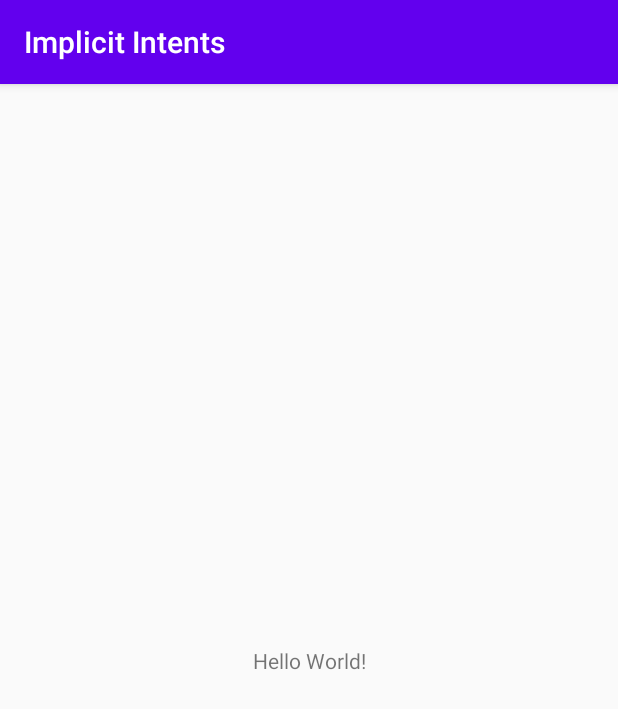
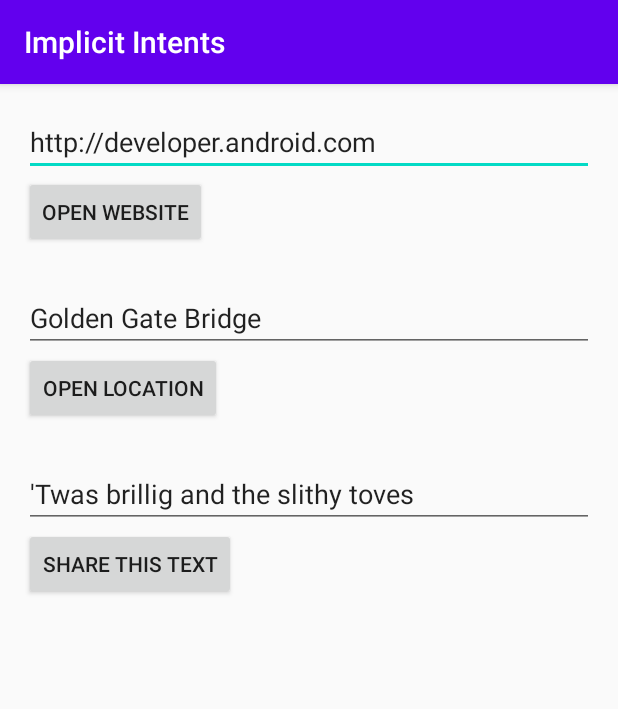
Before and after one commit to Simaha/Implicit-Intents, an Android app: the screen it shows after launch (MainActivity), on a phone screen of 412 x 824 dp. Shown: the top 709 px of the screen. Run offline under Robolectric (Android 15) with nearby library versions, the phone set to English and light mode, and no system bars.

Commit message:
Get text to open URL

```diff
--- a/app/src/main/java/com/example/implicitintents/MainActivity.java
+++ b/app/src/main/java/com/example/implicitintents/MainActivity.java
@@ -2,13 +2,39 @@ package com.example.implicitintents;
 
 import androidx.appcompat.app.AppCompatActivity;
 
+import android.content.Intent;
+import android.net.Uri;
 import android.os.Bundle;
+import android.util.Log;
+import android.view.View;
+import android.widget.EditText;
 
 public class MainActivity extends AppCompatActivity {
 
+    private EditText mWebsiteEditText;
     @Override
     protected void onCreate(Bundle savedInstanceState) {
         super.onCreate(savedInstanceState);
         setContentView(R.layout.activity_main);
+
+        //Find the Website EditText ID
+        mWebsiteEditText = findViewById(R.id.website_edittext);
+    }
+
+    public void openWebsite(View view) {
+        //Get the URL text
+        String url = mWebsiteEditText.getText().toString();
+
+        //Parse the URI and create the intent
+        Uri webpage = Uri.parse(url);
+        Intent intent = new Intent(Intent.ACTION_VIEW, webpage);
+
+        // Find an activity to hand the intent and start that activity.
+        if (intent.resolveActivity(getPackageManager()) != null) {
+            startActivity(intent);
+        }else {
+            Log.d("Implicit Intents", "Can't handle this!");
+        }
+
     }
 }
--- a/app/src/main/res/layout/activity_main.xml
+++ b/app/src/main/res/layout/activity_main.xml
@@ -1,18 +1,51 @@
 <?xml version="1.0" encoding="utf-8"?>
-<androidx.constraintlayout.widget.ConstraintLayout xmlns:android="http://schemas.android.com/apk/res/android"
-    xmlns:app="http://schemas.android.com/apk/res-auto"
-    xmlns:tools="http://schemas.android.com/tools"
+<LinearLayout
+    xmlns:android="http://schemas.android.com/apk/res/android"
+    android:orientation="vertical"
     android:layout_width="match_parent"
     android:layout_height="match_parent"
-    tools:context=".MainActivity">
+    android:padding="16dp">
 
-    <TextView
+    <EditText
+        android:id="@+id/website_edittext"
+        android:layout_width="match_parent"
+        android:layout_height="wrap_content"
+        android:text="@string/edittext_uri"/>
+
+    <Button
+        android:id="@+id/open_website_button"
         android:layout_width="wrap_content"
         android:layout_height="wrap_content"
-        android:text="Hello World!"
-        app:layout_constraintBottom_toBottomOf="parent"
-        app:layout_constraintLeft_toLeftOf="parent"
-        app:layout_constraintRight_toRightOf="parent"
-        app:layout_constraintTop_toTopOf="parent" />
+        android:layout_marginBottom="24dp"
+        android:text="@string/button_uri"
+        android:onClick="openWebsite"/>
 
-</androidx.constraintlayout.widget.ConstraintLayout>
+    <EditText
+        android:id="@+id/location_edittext"
+        android:layout_width="match_parent"
+        android:layout_height="wrap_content"
+        android:text="@string/edittext_loc"/>
+
+    <Button
+        android:id="@+id/open_location_button"
+        android:layout_width="wrap_content"
+        android:layout_height="wrap_content"
+        android:layout_marginBottom="24dp"
+        android:text="@string/button_loc"
+        android:onClick="openLocation"/>
+
+    <EditText
+        android:id="@+id/share_edittext"
+        android:layout_width="match_parent"
+        android:layout_height="wrap_content"
+        android:text="@string/edittext_share"/>
+
+    <Button
+        android:id="@+id/share_text_button"
+        android:layout_width="wrap_content"
+        android:layout_height="wrap_content"
+        android:layout_marginBottom="24dp"
+        android:text="@string/button_share"
+        android:onClick="shareText"/>
+
+</LinearLayout>
--- a/app/src/main/res/values/strings.xml
+++ b/app/src/main/res/values/strings.xml
@@ -1,3 +1,12 @@
 <resources>
     <string name="app_name">Implicit Intents</string>
+
+    <string name="edittext_uri">http://developer.android.com</string>
+    <string name="button_uri">Open Website</string>
+
+    <string name="edittext_loc">Golden Gate Bridge</string>
+    <string name="button_loc">Open Location</string>
+
+    <string name="edittext_share">\'Twas brillig and the slithy toves</string>
+    <string name="button_share">Share This Text</string>
 </resources>
```
